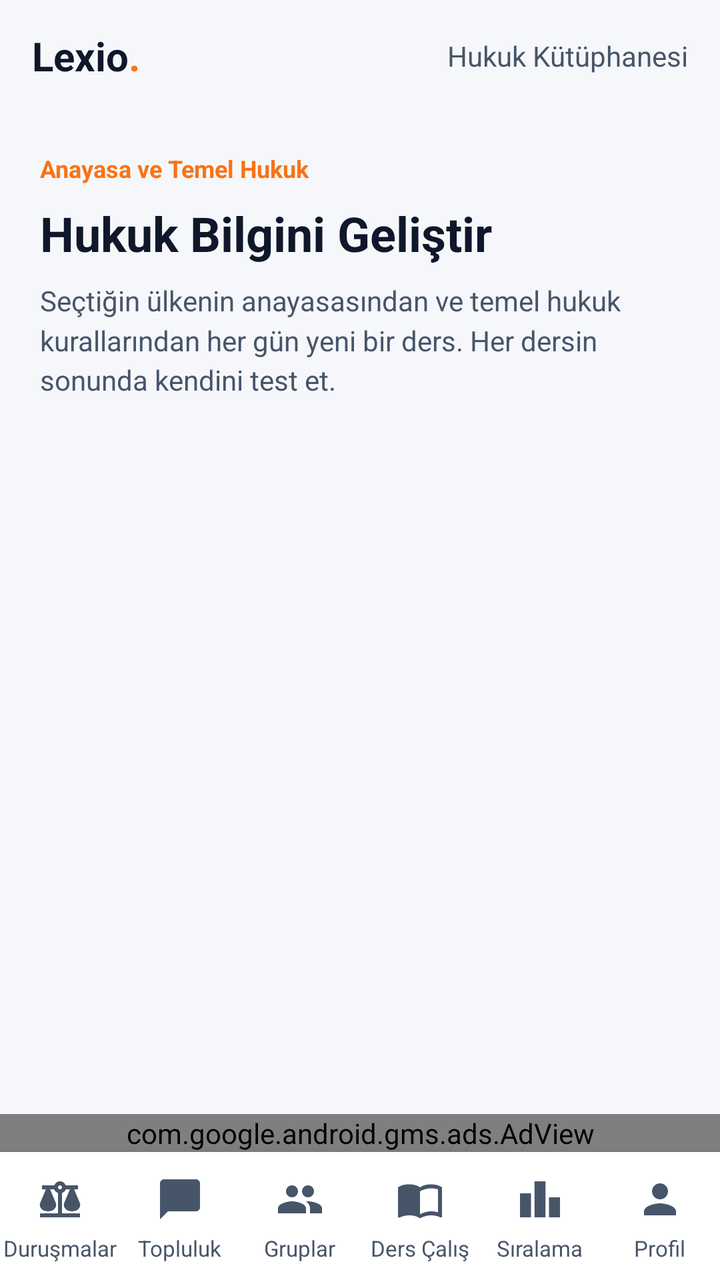
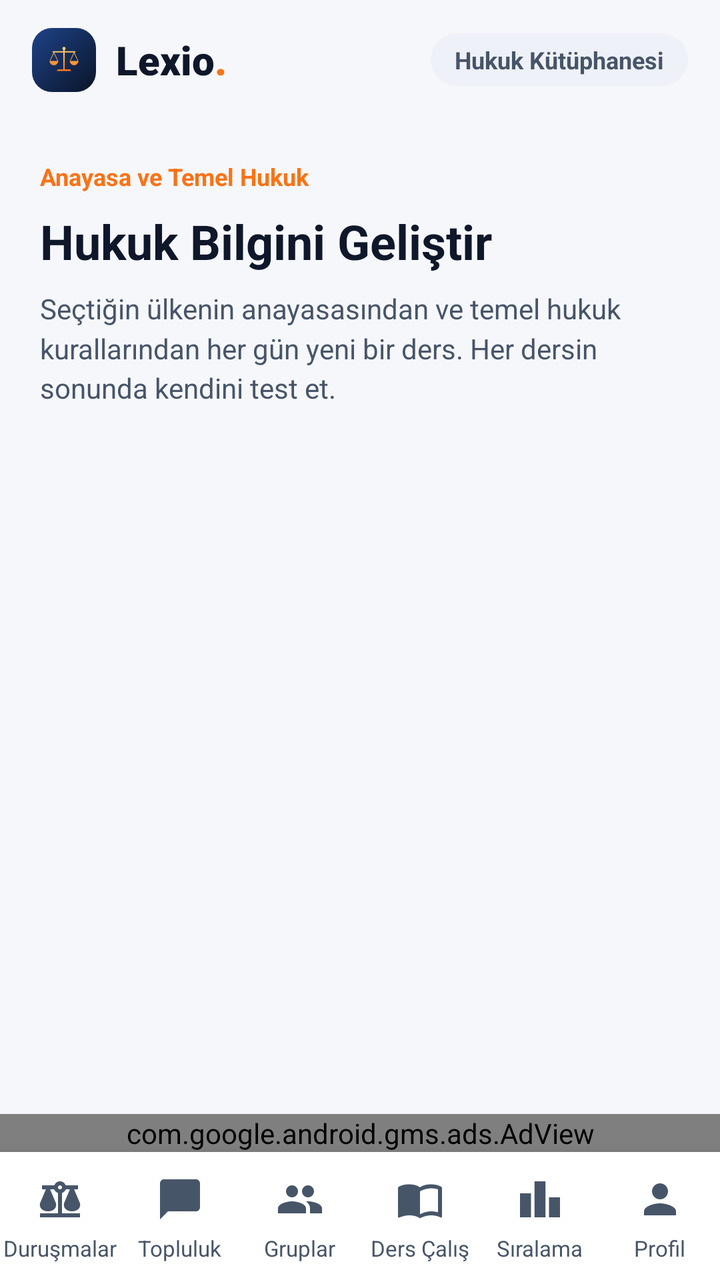

An Android layout rendered at two revisions. The XML below is the earlier revision; the diff shows what the commit changed to produce the second picture.
<!-- AndroidManifest.xml: application theme Theme.Lexio -->
<!-- res/layout/layout_study_portal.xml -->
<?xml version="1.0" encoding="utf-8"?>
<LinearLayout xmlns:android="http://schemas.android.com/apk/res/android"
    xmlns:app="http://schemas.android.com/apk/res-auto"
    android:layout_width="match_parent"
    android:layout_height="match_parent"
    android:orientation="vertical"
    android:background="@color/bg_dark">

    
    <RelativeLayout
        android:layout_width="match_parent"
        android:layout_height="56dp"
        android:paddingHorizontal="16dp"
        android:background="@color/bg_dark">

        <TextView
            android:id="@+id/logoText"
            android:layout_width="wrap_content"
            android:layout_height="wrap_content"
            android:layout_centerVertical="true"
            android:text="Lexio"
            android:textColor="@color/text_primary"
            android:textSize="20sp"
            android:textStyle="bold" />

        <TextView
            android:layout_width="wrap_content"
            android:layout_height="wrap_content"
            android:layout_toEndOf="@id/logoText"
            android:layout_centerVertical="true"
            android:text="."
            android:textColor="@color/accent_primary"
            android:textSize="20sp"
            android:textStyle="bold" />

        <TextView
            android:layout_width="wrap_content"
            android:layout_height="wrap_content"
            android:layout_alignParentEnd="true"
            android:layout_centerVertical="true"
            android:text="@string/study_portal_header_label"
            android:textColor="@color/text_secondary"
            android:textSize="14sp" />
    </RelativeLayout>

    
    <LinearLayout
        android:layout_width="match_parent"
        android:layout_height="wrap_content"
        android:orientation="vertical"
        android:padding="20dp">

        <TextView
            android:layout_width="wrap_content"
            android:layout_height="wrap_content"
            android:text="@string/study_portal_eyebrow"
            android:textColor="@color/accent_primary"
            android:textSize="12sp"
            android:textStyle="bold" />

        <TextView
            android:layout_width="wrap_content"
            android:layout_height="wrap_content"
            android:layout_marginTop="8dp"
            android:text="@string/study_portal_heading"
            android:textColor="@color/text_primary"
            android:textSize="24sp"
            android:textStyle="bold" />

        <TextView
            android:layout_width="wrap_content"
            android:layout_height="wrap_content"
            android:layout_marginTop="8dp"
            android:text="@string/study_portal_subheading"
            android:textColor="@color/text_secondary"
            android:textSize="14sp"
            android:lineSpacingMultiplier="1.2" />
    </LinearLayout>

    
    <androidx.recyclerview.widget.RecyclerView
        android:id="@+id/rvStudyTopics"
        android:layout_width="match_parent"
        android:layout_height="0dp"
        android:layout_weight="1"
        android:clipToPadding="false"
        android:paddingHorizontal="16dp"
        android:paddingBottom="24dp" />

    <TextView
        android:id="@+id/tvEmptyState"
        android:layout_width="match_parent"
        android:layout_height="wrap_content"
        android:gravity="center"
        android:padding="32dp"
        android:textColor="@color/text_secondary"
        android:textSize="14sp"
        android:visibility="gone" />


    
    <com.google.android.gms.ads.AdView
        android:id="@+id/adView"
        android:layout_width="match_parent"
        android:layout_height="wrap_content"
        android:layout_gravity="center"
        app:adSize="BANNER"
        app:adUnitId="ca-app-pub-4674211063760769/4886149685" />

    
    <include layout="@layout/nav_bottom" />

</LinearLayout>
<!-- res/layout/nav_bottom.xml (included above) -->
<?xml version="1.0" encoding="utf-8"?>
<LinearLayout xmlns:android="http://schemas.android.com/apk/res/android"
    android:id="@+id/bottomNavigationContainer"
    android:layout_width="match_parent"
    android:layout_height="64dp"
    android:orientation="horizontal"
    android:background="@color/card_bg"
    android:elevation="12dp">

    <LinearLayout
        android:id="@+id/navCases"
        android:layout_width="0dp"
        android:layout_height="match_parent"
        android:layout_weight="1"
        android:orientation="vertical"
        android:gravity="center"
        android:background="?attr/selectableItemBackgroundBorderless"
        android:clickable="true"
        android:focusable="true">
        <ImageView
            android:id="@+id/navCasesIcon"
            android:layout_width="56dp"
            android:layout_height="30dp"
            android:paddingHorizontal="16dp"
            android:paddingVertical="3dp"
            android:importantForAccessibility="no"
            android:src="@drawable/ic_nav_cases"
            app:tint="@color/text_secondary"
            xmlns:app="http://schemas.android.com/apk/res-auto" />
        <TextView
            android:id="@+id/navCasesLabel"
            android:layout_width="wrap_content"
            android:layout_height="wrap_content"
            android:layout_marginTop="2dp"
            android:text="@string/nav_cases"
            android:textColor="@color/text_secondary"
            android:textSize="11sp" />
    </LinearLayout>

    <LinearLayout
        android:id="@+id/navFeed"
        android:layout_width="0dp"
        android:layout_height="match_parent"
        android:layout_weight="1"
        android:orientation="vertical"
        android:gravity="center"
        android:background="?attr/selectableItemBackgroundBorderless"
        android:clickable="true"
        android:focusable="true">
        <ImageView
            android:id="@+id/navFeedIcon"
            android:layout_width="56dp"
            android:layout_height="30dp"
            android:paddingHorizontal="16dp"
            android:paddingVertical="3dp"
            android:importantForAccessibility="no"
            android:src="@drawable/ic_nav_feed"
            app:tint="@color/text_secondary"
            xmlns:app="http://schemas.android.com/apk/res-auto" />
        <TextView
            android:id="@+id/navFeedLabel"
            android:layout_width="wrap_content"
            android:layout_height="wrap_content"
            android:layout_marginTop="2dp"
            android:text="@string/nav_feed"
            android:textColor="@color/text_secondary"
            android:textSize="11sp" />
    </LinearLayout>

    <LinearLayout
        android:id="@+id/navWorkspace"
        android:layout_width="0dp"
        android:layout_height="match_parent"
        android:layout_weight="1"
        android:orientation="vertical"
        android:gravity="center"
        android:background="?attr/selectableItemBackgroundBorderless"
        android:clickable="true"
        android:focusable="true">
        <ImageView
            android:id="@+id/navWorkspaceIcon"
            android:layout_width="56dp"
            android:layout_height="30dp"
            android:paddingHorizontal="16dp"
            android:paddingVertical="3dp"
            android:importantForAccessibility="no"
            android:src="@drawable/ic_nav_workspace"
            app:tint="@color/text_secondary"
            xmlns:app="http://schemas.android.com/apk/res-auto" />
        <TextView
            android:id="@+id/navWorkspaceLabel"
            android:layout_width="wrap_content"
            android:layout_height="wrap_content"
            android:layout_marginTop="2dp"
            android:text="@string/nav_workspace"
            android:textColor="@color/text_secondary"
            android:textSize="11sp" />
    </LinearLayout>

    <LinearLayout
        android:id="@+id/navStudy"
        android:layout_width="0dp"
        android:layout_height="match_parent"
        android:layout_weight="1"
        android:orientation="vertical"
        android:gravity="center"
        android:background="?attr/selectableItemBackgroundBorderless"
        android:clickable="true"
        android:focusable="true">
        <ImageView
            android:id="@+id/navStudyIcon"
            android:layout_width="56dp"
            android:layout_height="30dp"
            android:paddingHorizontal="16dp"
            android:paddingVertical="3dp"
            android:importantForAccessibility="no"
            android:src="@drawable/ic_nav_study"
            app:tint="@color/text_secondary"
            xmlns:app="http://schemas.android.com/apk/res-auto" />
        <TextView
            android:id="@+id/navStudyLabel"
            android:layout_width="wrap_content"
            android:layout_height="wrap_content"
            android:layout_marginTop="2dp"
            android:text="@string/nav_study"
            android:textColor="@color/text_secondary"
            android:textSize="11sp" />
    </LinearLayout>

    <LinearLayout
        android:id="@+id/navLeaderboard"
        android:layout_width="0dp"
        android:layout_height="match_parent"
        android:layout_weight="1"
        android:orientation="vertical"
        android:gravity="center"
        android:background="?attr/selectableItemBackgroundBorderless"
        android:clickable="true"
        android:focusable="true">
        <ImageView
            android:id="@+id/navLeaderboardIcon"
            android:layout_width="56dp"
            android:layout_height="30dp"
            android:paddingHorizontal="16dp"
            android:paddingVertical="3dp"
            android:importantForAccessibility="no"
            android:src="@drawable/ic_nav_leaderboard"
            app:tint="@color/text_secondary"
            xmlns:app="http://schemas.android.com/apk/res-auto" />
        <TextView
            android:id="@+id/navLeaderboardLabel"
            android:layout_width="wrap_content"
            android:layout_height="wrap_content"
            android:layout_marginTop="2dp"
            android:text="@string/nav_leaderboard"
            android:textColor="@color/text_secondary"
            android:textSize="11sp" />
    </LinearLayout>

    <LinearLayout
        android:id="@+id/navProfile"
        android:layout_width="0dp"
        android:layout_height="match_parent"
        android:layout_weight="1"
        android:orientation="vertical"
        android:gravity="center"
        android:background="?attr/selectableItemBackgroundBorderless"
        android:clickable="true"
        android:focusable="true">
        <ImageView
            android:id="@+id/navProfileIcon"
            android:layout_width="56dp"
            android:layout_height="30dp"
            android:paddingHorizontal="16dp"
            android:paddingVertical="3dp"
            android:importantForAccessibility="no"
            android:src="@drawable/ic_nav_profile"
            app:tint="@color/text_secondary"
            xmlns:app="http://schemas.android.com/apk/res-auto" />
        <TextView
            android:id="@+id/navProfileLabel"
            android:layout_width="wrap_content"
            android:layout_height="wrap_content"
            android:layout_marginTop="2dp"
            android:text="@string/nav_profile"
            android:textColor="@color/text_secondary"
            android:textSize="11sp" />
    </LinearLayout>
</LinearLayout>
<!-- resources referenced by this layout -->
<resources>
  <color name="accent_primary">#f97316</color>
  <color name="bg_dark">#F6F7FB</color>
  <color name="card_bg">#FFFFFF</color>
  <color name="text_primary">#0F172A</color>
  <color name="text_secondary">#475569</color>
  <!-- drawable ic_nav_feed (drawable) -->
  <?xml version="1.0" encoding="utf-8"?>
  <vector xmlns:android="http://schemas.android.com/apk/res/android"
      android:width="24dp"
      android:height="24dp"
      android:viewportWidth="24"
      android:viewportHeight="24">
      <path android:fillColor="#FFFFFFFF" android:pathData="M20,2H4c-1.1,0 -2,0.9 -2,2v18l4,-4h14c1.1,0 2,-0.9 2,-2V4c0,-1.1 -0.9,-2 -2,-2z" />
  </vector>
  <!-- drawable ic_nav_leaderboard (drawable) -->
  <?xml version="1.0" encoding="utf-8"?>
  <vector xmlns:android="http://schemas.android.com/apk/res/android"
      android:width="24dp"
      android:height="24dp"
      android:viewportWidth="24"
      android:viewportHeight="24">
      <path android:fillColor="#FFFFFFFF" android:pathData="M7.5,21H2V9h5.5v12zM14.75,3h-5.5v18h5.5V3zM22,11h-5.5v10H22V11z" />
  </vector>
  <!-- drawable ic_nav_profile (drawable) -->
  <?xml version="1.0" encoding="utf-8"?>
  <vector xmlns:android="http://schemas.android.com/apk/res/android"
      android:width="24dp"
      android:height="24dp"
      android:viewportWidth="24"
      android:viewportHeight="24">
      <path android:fillColor="#FFFFFFFF" android:pathData="M12,12c2.21,0 4,-1.79 4,-4s-1.79,-4 -4,-4 -4,1.79 -4,4 1.79,4 4,4zM12,14c-2.67,0 -8,1.34 -8,4v2h16v-2c0,-2.66 -5.33,-4 -8,-4z" />
  </vector>
  <string name="nav_cases">Duruşmalar</string>
  <string name="nav_feed">Topluluk</string>
  <string name="nav_leaderboard">Sıralama</string>
  <string name="nav_profile">Profil</string>
  <string name="nav_study">Ders Çalış</string>
  <string name="nav_workspace">Gruplar</string>
  <string name="study_portal_eyebrow">Anayasa ve Temel Hukuk</string>
  <string name="study_portal_header_label">Hukuk Kütüphanesi</string>
  <string name="study_portal_heading">Hukuk Bilgini Geliştir</string>
  <string name="study_portal_subheading">Seçtiğin ülkenin anayasasından ve temel hukuk kurallarından her gün yeni bir ders. Her dersin sonunda kendini test et.</string>
  <style name="Theme.Lexio" parent="Theme.Material3.DayNight.NoActionBar">
          <item name="android:windowBackground">@color/bg_dark</item>
          <item name="android:statusBarColor">@color/bg_dark</item>
          <item name="android:navigationBarColor">@color/bg_dark</item>
          <item name="android:windowLightStatusBar">true</item>
          <item name="android:windowLightNavigationBar">true</item>
          <item name="colorPrimary">@color/accent_primary</item>
          <item name="colorSecondary">@color/accent_secondary</item>
      </style>
  <color name="accent_secondary">#ea580c</color>
  <!-- unchanged entries left out for length: 3 -->
</resources>

<!-- the commit's change to res/layout/layout_study_portal.xml (unified diff, before → after) -->
@@ -7,41 +7,56 @@
     android:background="@color/bg_dark">
 
     
-    <RelativeLayout
-        android:layout_width="match_parent"
-        android:layout_height="56dp"
-        android:paddingHorizontal="16dp"
-        android:background="@color/bg_dark">
+    <LinearLayout
+        android:layout_width="match_parent"
+        android:layout_height="60dp"
+        android:gravity="center_vertical"
+        android:orientation="horizontal"
+        android:paddingHorizontal="16dp">
+
+        <ImageView
+            android:layout_width="32dp"
+            android:layout_height="32dp"
+            android:background="@drawable/bg_logo_tile_small"
+            android:importantForAccessibility="no"
+            android:padding="3dp"
+            android:scaleType="fitCenter"
+            android:src="@drawable/ic_launcher_foreground" />
 
         <TextView
             android:id="@+id/logoText"
             android:layout_width="wrap_content"
             android:layout_height="wrap_content"
-            android:layout_centerVertical="true"
+            android:layout_marginStart="10dp"
+            android:fontFamily="sans-serif-black"
             android:text="Lexio"
             android:textColor="@color/text_primary"
-            android:textSize="20sp"
-            android:textStyle="bold" />
-
-        <TextView
-            android:layout_width="wrap_content"
-            android:layout_height="wrap_content"
-            android:layout_toEndOf="@id/logoText"
-            android:layout_centerVertical="true"
+            android:textSize="20sp" />
+
+        <TextView
+            android:layout_width="wrap_content"
+            android:layout_height="wrap_content"
+            android:fontFamily="sans-serif-black"
             android:text="."
             android:textColor="@color/accent_primary"
-            android:textSize="20sp"
+            android:textSize="20sp" />
+
+        <View
+            android:layout_width="0dp"
+            android:layout_height="1dp"
+            android:layout_weight="1" />
+
+        <TextView
+            android:layout_width="wrap_content"
+            android:layout_height="wrap_content"
+            android:background="@drawable/bg_chip_neutral"
+            android:paddingHorizontal="12dp"
+            android:paddingVertical="5dp"
+            android:text="@string/study_portal_header_label"
+            android:textColor="@color/text_secondary"
+            android:textSize="12sp"
             android:textStyle="bold" />
-
-        <TextView
-            android:layout_width="wrap_content"
-            android:layout_height="wrap_content"
-            android:layout_alignParentEnd="true"
-            android:layout_centerVertical="true"
-            android:text="@string/study_portal_header_label"
-            android:textColor="@color/text_secondary"
-            android:textSize="14sp" />
-    </RelativeLayout>
+    </LinearLayout>
 
     
     <LinearLayout
<!-- resource entries referenced after the edit -->
@@ -5,6 +5,19 @@
   <color name="card_bg">#FFFFFF</color>
   <color name="text_primary">#0F172A</color>
   <color name="text_secondary">#475569</color>
+  <!-- drawable bg_chip_neutral (drawable) -->
+  <?xml version="1.0" encoding="utf-8"?>
+  <shape xmlns:android="http://schemas.android.com/apk/res/android" android:shape="rectangle">
+      <solid android:color="@color/chip_bg" />
+      <corners android:radius="20dp" />
+  </shape>
+  <!-- drawable bg_logo_tile_small (drawable) -->
+  <?xml version="1.0" encoding="utf-8"?>
+  <shape xmlns:android="http://schemas.android.com/apk/res/android" android:shape="rectangle">
+      <gradient android:angle="315" android:startColor="#1E4388" android:endColor="#0A1428" />
+      <corners android:radius="10dp" />
+  </shape>
+  <!-- drawable ic_launcher_foreground: vector/xml drawable (drawable, 3462 chars, omitted) -->
   <!-- drawable ic_nav_feed (drawable) -->
   <?xml version="1.0" encoding="utf-8"?>
   <vector xmlns:android="http://schemas.android.com/apk/res/android"
@@ -51,6 +64,7 @@
           <item name="colorPrimary">@color/accent_primary</item>
           <item name="colorSecondary">@color/accent_secondary</item>
       </style>
+  <color name="chip_bg">#EEF1F7</color>
   <color name="accent_secondary">#ea580c</color>
   <!-- unchanged entries left out for length: 3 -->
 </resources>
